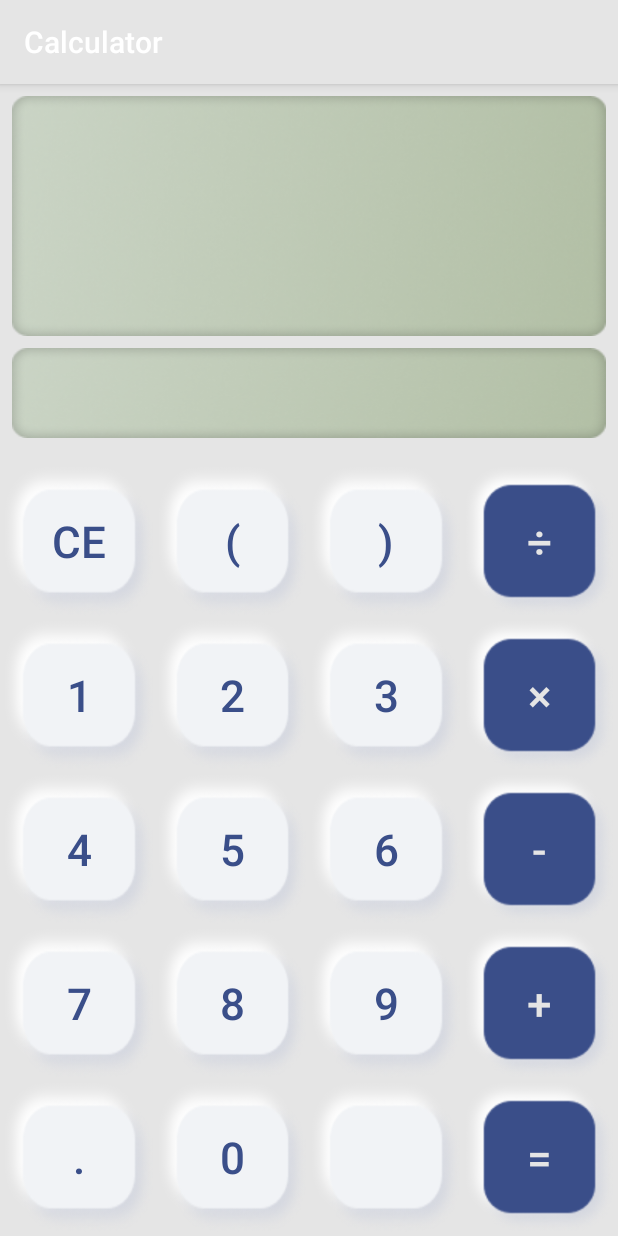
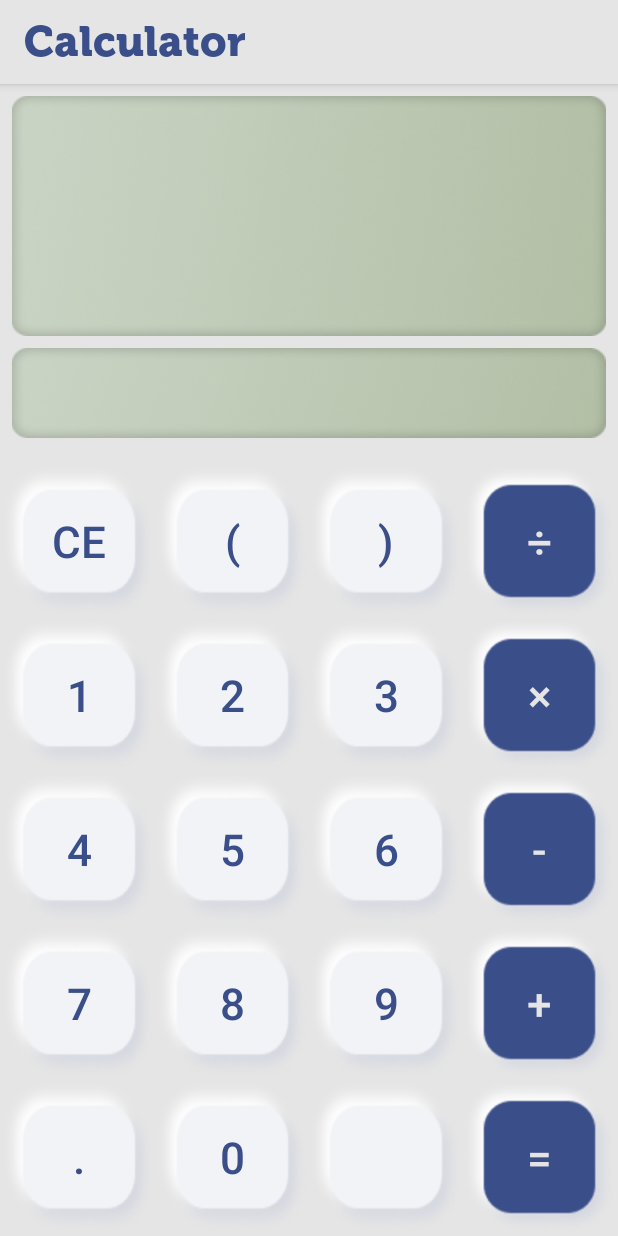
Before and after one commit to Egor-Ruban/Calculator, an Android app: the screen it shows after launch (MainActivity), on a phone screen of 412 x 824 dp. Run offline under Robolectric (Android 15) with nearby library versions, the phone set to English and light mode, and no system bars.

Commit message:
сделал actionBar

```diff
--- a/app/src/main/res/layout/constraint.xml
+++ b/app/src/main/res/layout/constraint.xml
@@ -15,6 +15,10 @@
         android:layout_marginStart="8dp"
         android:layout_marginTop="8dp"
         android:layout_marginEnd="8dp"
+        android:textColor="@color/text"
+        android:textSize="30sp"
+        android:fontFamily="@font/digital_numbers"
+        app:fontFamily = "@font/digital_numbers"
         android:background="@drawable/input_background"
         app:layout_constraintEnd_toEndOf="parent"
         app:layout_constraintHorizontal_bias="0.0"
@@ -28,7 +32,11 @@
         android:layout_marginStart="8dp"
         android:layout_marginTop="8dp"
         android:layout_marginEnd="8dp"
+        android:textSize="40sp"
         android:background="@drawable/result_background"
+        android:fontFamily="@font/digital_numbers"
+        android:textColor="@color/text"
+        app:fontFamily = "@font/digital_numbers"
         app:layout_constraintEnd_toEndOf="parent"
         app:layout_constraintHorizontal_bias="0.603"
         app:layout_constraintStart_toStartOf="parent"
--- a/app/src/main/res/values/colors.xml
+++ b/app/src/main/res/values/colors.xml
@@ -6,6 +6,7 @@
     <color name="color_accent">#3A4E89</color>
     <color name="color_accent_night">#2196F3</color>
     <color name="color_accent_secondary">#BEAC32EE</color>
+    <color name="text">#373A37</color>
     <color name="color_gray">#9CA9BA</color>
     <color name="color_gray_dark">#675F7F</color>
     <color name="color_gray_light">#ECECEC</color>
--- a/app/src/main/res/values/styles.xml
+++ b/app/src/main/res/values/styles.xml
@@ -6,26 +6,25 @@
         <item name="colorPrimary">@color/color_primary</item>
         <item name="colorPrimaryDark">@color/color_primary_dark</item>
         <item name="colorAccent">@color/color_accent</item>
+        <item name="actionBarStyle">@style/MyActionBar</item>
+        <item name="actionMenuTextColor">@color/color_accent</item>
     </style>
 
-    <style name="Header">
-        <item name="android:gravity">right</item>
-        <item name="android:background">@color/color_gray_light</item>
+    <!-- ActionBar styles -->
+    <style name="MyActionBar"
+        parent="@style/Widget.AppCompat.ActionBar">
+        <item name="background">@color/color_primary</item>
+        <item name="android:fontFamily">@font/museo</item>
+        <item name="titleTextStyle">@style/MyActionBarTitleText</item>
     </style>
 
-    <style name="Header.Equation">
-        <item name ="android:textSize">32sp</item>
-        <item name ="android:paddingRight">16dp</item>
-        <item name ="android:paddingTop">16dp</item>
-        <item name ="android:paddingLeft">16dp</item>
-    </style>
-
-    <style name="Header.Answer">
-        <item name = "android:textSize">36sp</item>
-        <item name = "android:paddingRight">16dp</item>
-        <item name = "android:paddingLeft">16dp</item>
-        <item name = "android:paddingTop">16dp</item>
-        <item name = "android:paddingBottom">16dp</item>
+    <!-- ActionBar title text -->
+    <style name="MyActionBarTitleText"
+        parent="@style/TextAppearance.AppCompat.Widget.ActionBar.Title">
+        <item name="android:textSize">28sp</item>
+        <item name="android:textColor">@color/color_accent</item>
+        <item name="android:fontFamily">@font/museo</item>
+        <!-- The textColor property is backward compatible with the Support Library -->
     </style>
 
     <style name="Numpad">
```
Also changed, not shown: app/src/main/res/font/digital_numbers.ttf (added), app/src/main/res/font/museo.otf (added).
